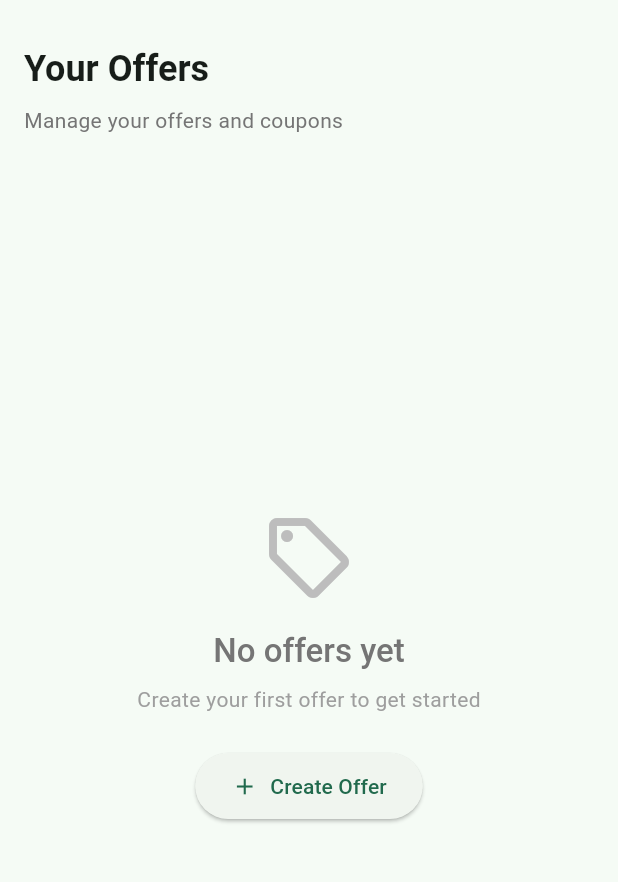
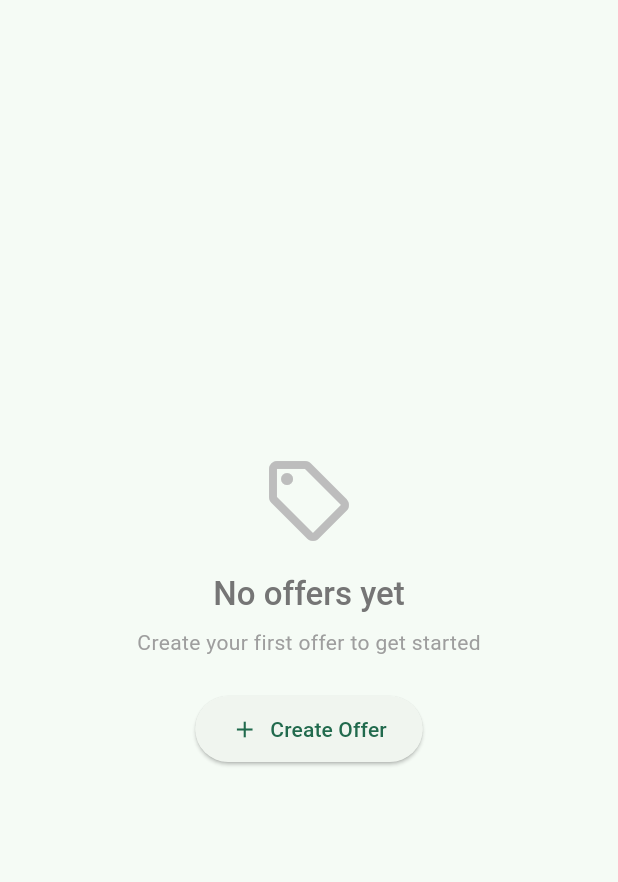
Before and after one commit to rehan-code/Makaan, a Flutter app: the BusinessDashboardPage screen opened directly, on a phone screen of 412 x 824 dp, the part 63-945 px from its top. Run offline on Flutter 3.47's test engine with Material 3 defaults, Android fonts, the phone set to English and light mode, and no system bars; our stand-ins replace flutter_dotenv, font_awesome_flutter, share_plus, supabase_flutter; accounts and stored records are empty.

Commit message:
updated spacing of UI

```diff
--- a/lib/pages/business/business_dashboard_page.dart
+++ b/lib/pages/business/business_dashboard_page.dart
@@ -75,27 +75,7 @@ class _BusinessDashboardPageState extends State<BusinessDashboardPage> {
           : Column(
               crossAxisAlignment: CrossAxisAlignment.start,
               children: [
-                Container(
-                  padding: const EdgeInsets.all(16.0),
-                  child: Column(
-                    crossAxisAlignment: CrossAxisAlignment.start,
-                    children: [
-                      Text(
-                        'Your Offers',
-                        style: Theme.of(context).textTheme.headlineSmall?.copyWith(
-                              fontWeight: FontWeight.bold,
-                            ),
-                      ),
-                      const SizedBox(height: 8),
-                      Text(
-                        'Manage your offers and coupons',
-                        style: Theme.of(context).textTheme.bodyMedium?.copyWith(
-                              color: Colors.grey[600],
-                            ),
-                      ),
-                    ],
-                  ),
-                ),
+                SizedBox(height: 16),
                 Expanded(
                   child: _coupons.isEmpty
                       ? Center(
```
